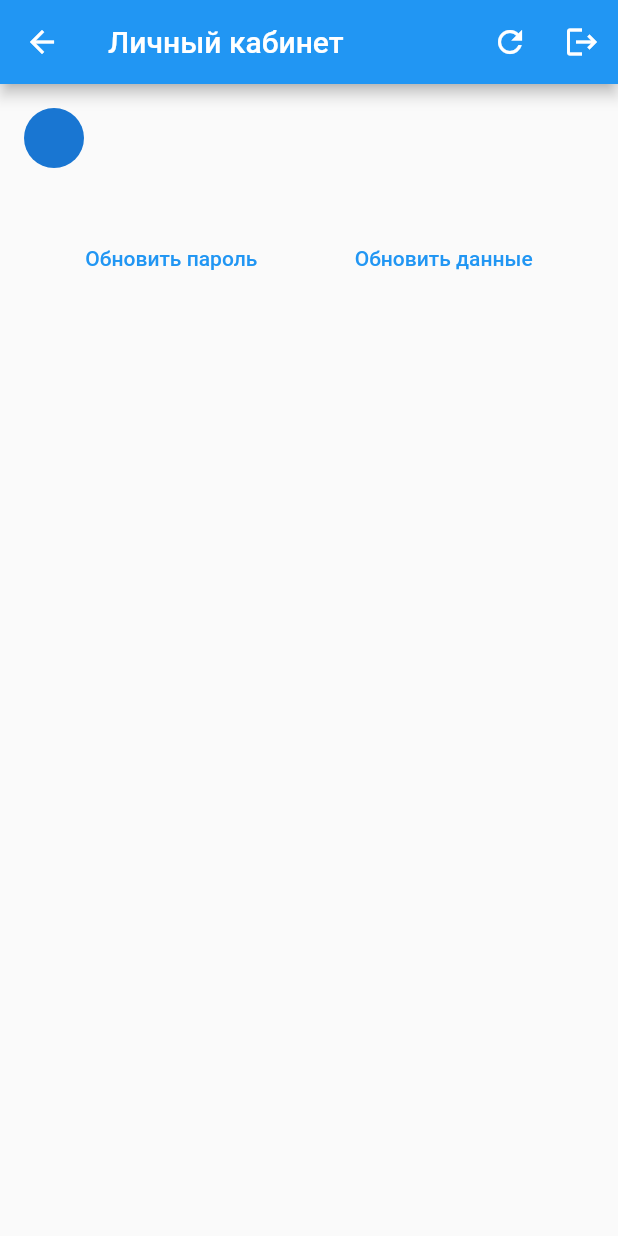
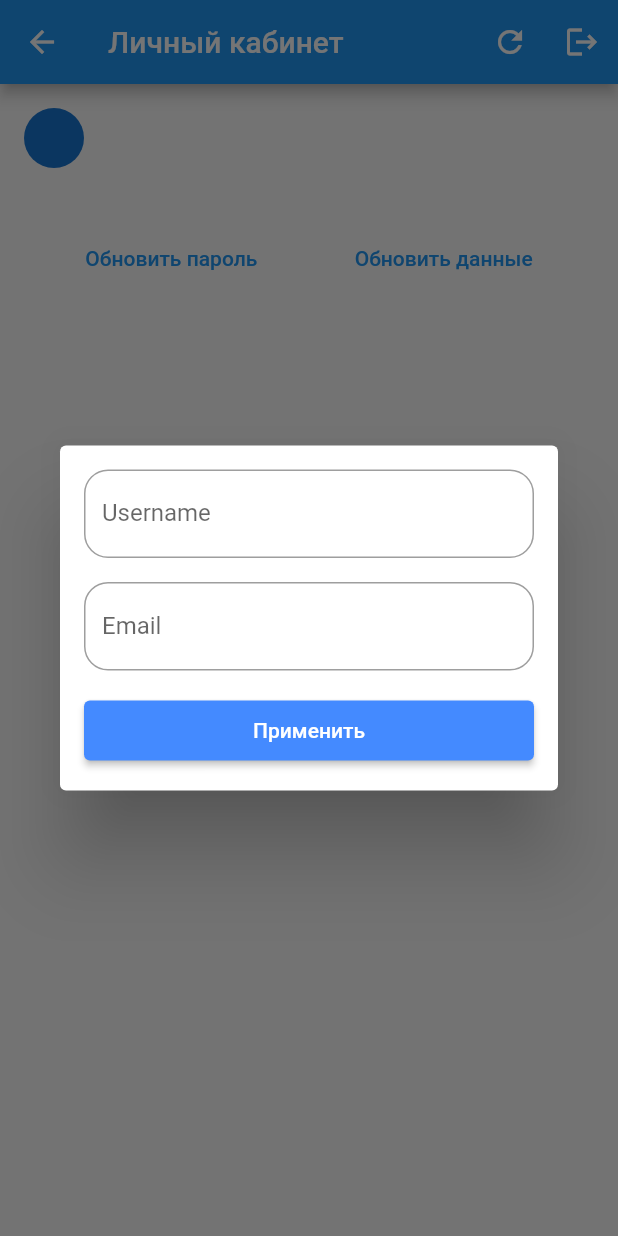
Before and after one commit to Vafin84/it_project, a Flutter app: the UserScreen screen opened directly, after a tap on "Обновить данные", on a phone screen of 412 x 824 dp. Run offline on Flutter 3.47's test engine with Material 2 defaults, Android fonts, the phone set to English and light mode, and no system bars; our stand-ins replace dio, flutter_bloc, freezed_annotation, get_it, hydrated_bloc, injectable and 1 more.

Commit message:
Обновление профиля в ЛК

```diff
--- a/lib/feature/auth/data/network_auth_repository.dart
+++ b/lib/feature/auth/data/network_auth_repository.dart
@@ -58,8 +58,12 @@ class NetworkAuthRepository implements AuthRepositoty {
   }
 
   @override
-  Future userUpdate({String? username, String? email}) {
-    // TODO: implement userUpdate
-    throw UnimplementedError();
+  Future userUpdate({String? username, String? email}) async {
+    try {
+      final response = await api.userUpdate(username: username, email: email);
+      return UserDTO.fromJson(response.data["data"]).toEntity();
+    } catch (_) {
+      rethrow;
+    }
   }
 }
--- a/lib/feature/auth/domian/auth_state/auth_cubit.dart
+++ b/lib/feature/auth/domian/auth_state/auth_cubit.dart
@@ -49,6 +49,24 @@ class AuthCubit extends HydratedCubit<AuthState> {
     }
   }
 
+  Future<void> userUpdate(String? username, String? email) async {
+    try {
+      final bool isEmptyUsername = username?.trim().isEmpty == true;
+      final bool isEmptyEmail = email?.trim().isEmpty == true;
+      final UserEntity newUserEntity = await authRepositoty.userUpdate(
+        username: isEmptyUsername ? null : username,
+        email: isEmptyEmail ? null : email,
+      );
+      emit(state.maybeWhen(
+        orElse: () => state,
+        authorized: (userEntity) =>
+            AuthState.authorized(userEntity.copyWith(username: newUserEntity.username, email: newUserEntity.email)),
+      ));
+    } catch (error, st) {
+      addError(error, st);
+    }
+  }
+
   Future<void> refreshToken() async {
     final refreshToken = state.whenOrNull(authorized: (userEntity) => userEntity.refreshToken);
     try {
--- a/lib/feature/auth/ui/user_screen.dart
+++ b/lib/feature/auth/ui/user_screen.dart
@@ -1,5 +1,7 @@
 import 'package:flutter/material.dart';
 import 'package:flutter_bloc/flutter_bloc.dart';
+import 'package:it_project/app/ui/components/app_text_button.dart';
+import 'package:it_project/app/ui/components/app_text_field.dart';
 import 'package:it_project/feature/auth/domian/auth_state/auth_cubit.dart';
 import 'package:it_project/feature/auth/domian/entities/user_entity/user_entity.dart';
 
@@ -38,7 +40,14 @@ class UserScreen extends StatelessWidget {
                   mainAxisAlignment: MainAxisAlignment.spaceEvenly,
                   children: [
                     TextButton(onPressed: () {}, child: const Text("Обновить пароль")),
-                    TextButton(onPressed: () {}, child: const Text("Обновить данные")),
+                    TextButton(
+                        onPressed: () {
+                          showDialog(
+                            context: context,
+                            builder: (context) => const _UserUpdateDialog(),
+                          );
+                        },
+                        child: const Text("Обновить данные")),
                   ],
                 ),
               ],
@@ -47,3 +56,40 @@ class UserScreen extends StatelessWidget {
         ));
   }
 }
+
+class _UserUpdateDialog extends StatefulWidget {
+  const _UserUpdateDialog({Key? key}) : super(key: key);
+
+  @override
+  State<_UserUpdateDialog> createState() => __UserUpdateDialogState();
+}
+
+class __UserUpdateDialogState extends State<_UserUpdateDialog> {
+  final usernameController = TextEditingController();
+  final emailController = TextEditingController();
+
+  @override
+  void dispose() {
+    usernameController.dispose();
+    emailController.dispose();
+    super.dispose();
+  }
+
+  @override
+  Widget build(BuildContext context) {
+    return SimpleDialog(
+      contentPadding: const EdgeInsets.all(16),
+      children: [
+        AppTextField(controller: usernameController, labelText: "Username"),
+        const SizedBox(height: 16),
+        AppTextField(controller: emailController, labelText: "Email"),
+        const SizedBox(height: 16),
+        AppTextButton(
+            onPressed: () {
+              context.read<AuthCubit>().userUpdate(usernameController.text, emailController.text);
+            },
+            text: "Применить"),
+      ],
+    );
+  }
+}
```
Also changed, not shown: lib/app/data/dio_app_api.dart (+5 -2 lines).
